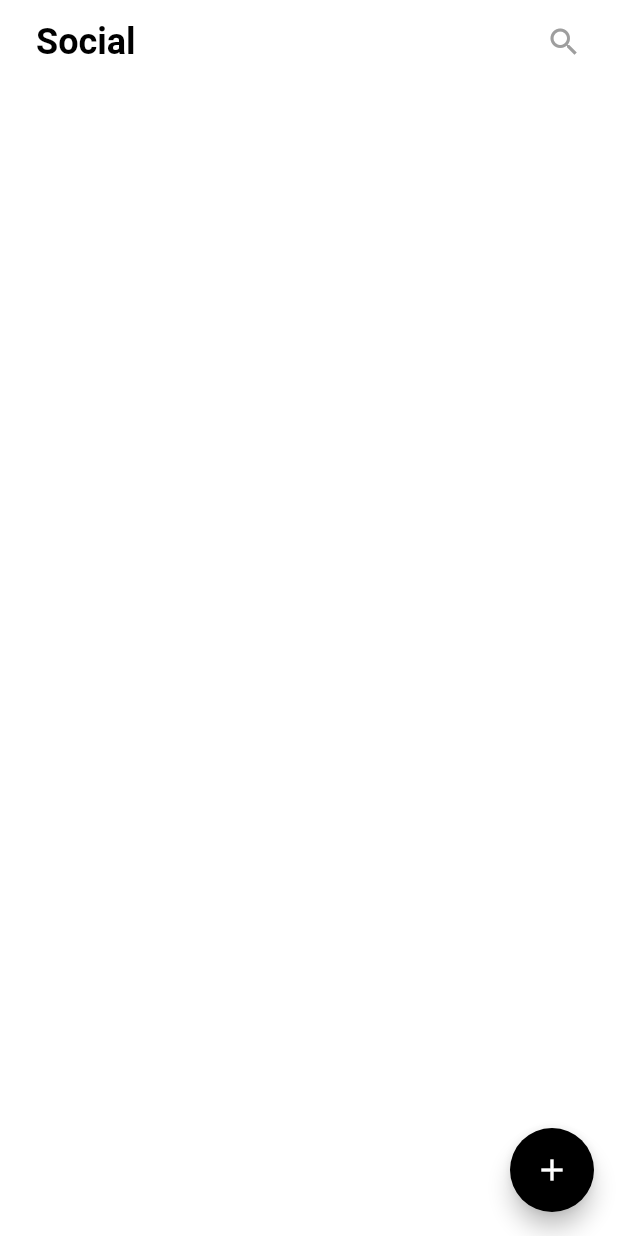
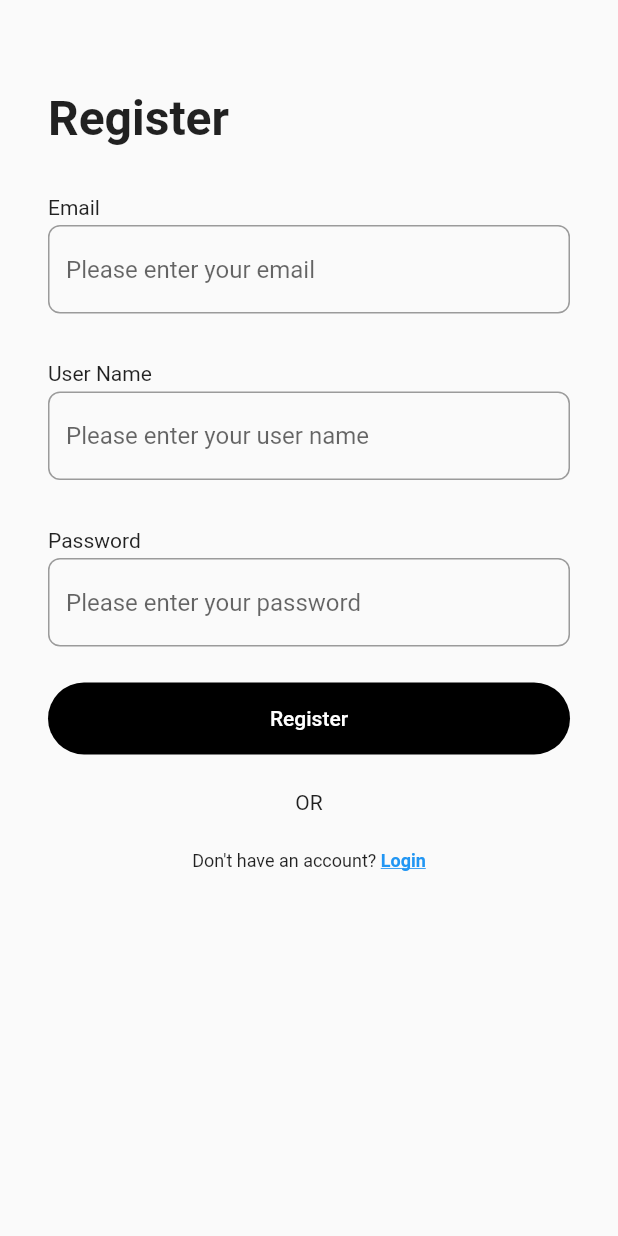
Before and after one commit to PyiTheimKyaw/PADC-Social-Media-App, a Flutter app: the screen it shows after launch, on a phone screen of 412 x 824 dp. Run offline on Flutter 3.47's test engine with Material 2 defaults, Android fonts, the phone set to English and light mode, and no system bars; our stand-ins replace cloud_firestore, firebase_core, firebase_database, firebase_storage, google_fonts, image_picker and 1 more; accounts and stored records are empty; Roboto replaces fonts that are missing (Ubuntu).

Commit message:
implemented login and register page

```diff
--- /dev/null
+++ b/social_media_app/lib/blocs/login_bloc.dart
@@ -0,0 +1,40 @@
+import 'package:flutter/material.dart';
+
+class LoginBloc extends ChangeNotifier {
+  ///State
+  bool isLoading = false;
+  String email = "";
+  String password = "";
+  bool isDisposed = false;
+
+  void onEmailChanged(String email) {
+    this.email = email;
+    _notifySafely();
+  }
+
+  void onPasswordChanged(String password) {
+    this.password = password;
+    _notifySafely();
+  }
+
+  void _notifySafely() {
+    if (!isDisposed) {
+      notifyListeners();
+    }
+  }
+
+  void _showLoading() {
+    isLoading = true;
+    _notifySafely();
+  }
+
+  void _hideLoading() {
+    isLoading = false;
+    _notifySafely();
+  }
+  @override
+  void dispose(){
+    super.dispose();
+    isDisposed=true;
+  }
+}
--- a/social_media_app/lib/main.dart
+++ b/social_media_app/lib/main.dart
@@ -1,7 +1,9 @@
 import 'package:firebase_core/firebase_core.dart';
 import 'package:flutter/material.dart';
 import 'package:google_fonts/google_fonts.dart';
+import 'package:social_media_app/pages/login_page.dart';
 import 'package:social_media_app/pages/news_feed_page.dart';
+import 'package:social_media_app/pages/register_page.dart';
 
 void main() async{
   WidgetsFlutterBinding.ensureInitialized();
@@ -30,7 +32,7 @@ class MyApp extends StatelessWidget {
           // is not restarted.
           primarySwatch: Colors.blue,
           fontFamily: GoogleFonts.ubuntu().fontFamily),
-      home: const NewsFeedPage(),
+      home: const RegisterPage(),
     );
   }
 }
--- /dev/null
+++ b/social_media_app/lib/pages/register_page.dart
@@ -0,0 +1,120 @@
+import 'package:flutter/material.dart';
+import 'package:social_media_app/pages/login_page.dart';
+import 'package:social_media_app/resources/dimens.dart';
+import 'package:social_media_app/resources/strings.dart';
+import 'package:social_media_app/utils/extensions.dart';
+import 'package:social_media_app/viewitems/label_and_text_field_view.dart';
+import 'package:social_media_app/viewitems/primary_button_view.dart';
+
+class RegisterPage extends StatelessWidget {
+  const RegisterPage({Key? key}) : super(key: key);
+
+  @override
+  Widget build(BuildContext context) {
+    return Scaffold(
+      body: SingleChildScrollView(
+        child: Container(
+          padding: const EdgeInsets.only(
+              top: LOGIN_SCREEN_TOP_PADDING,
+              left: MARGIN_XLARGE,
+              right: MARGIN_XLARGE,
+              bottom: MARGIN_LARGE),
+          child: Column(
+            crossAxisAlignment: CrossAxisAlignment.start,
+            children: [
+              const Text(
+                LABEL_REGISTER,
+                style: TextStyle(fontWeight: FontWeight.bold, fontSize: TEXT_BIG),
+              ),
+              const SizedBox(
+                height: MARGIN_XLARGE,
+              ),
+              LabelAndTextFieldView(
+                  onChangeText: (email) {},
+                  hintText: HINT_TEXT_EMAIL,
+                  labelText: LABEL_EMAIL),
+              const SizedBox(
+                height: MARGIN_XLARGE,
+              ),
+              LabelAndTextFieldView(
+                  onChangeText: (userName) {},
+                  hintText: HINT_TEXT_USERNAME,
+                  labelText: LABEL_USERNAME),
+              const SizedBox(
+                height: MARGIN_XLARGE,
+              ),
+              LabelAndTextFieldView(
+                  onChangeText: (email) {},
+                  hintText: HINT_TEXT_PASSWORD,
+                  labelText: LABEL_PASSWORD),
+              const SizedBox(
+                height: MARGIN_LARGE,
+              ),
+              Container(
+                width: double.infinity,
+                decoration: BoxDecoration(
+                    color: Colors.black,
+                    borderRadius: BorderRadius.circular(MARGIN_LARGE)),
+                child: TextButton(
+                  onPressed: () {},
+                  child: const PrimaryButtonView(
+                    labelText: LABEL_REGISTER,
+                  ),
+                ),
+              ),
+              const SizedBox(
+                height: MARGIN_LARGE,
+              ),
+              const ORview(),
+              const SizedBox(
+                height: MARGIN_LARGE,
+              ),
+              const LoginTriggerView(),
+            ],
+          ),
+        ),
+      ),
+    );
+  }
+}
+
+class LoginTriggerView extends StatelessWidget {
+  const LoginTriggerView({
+    Key? key,
+  }) : super(key: key);
+
+  @override
+  Widget build(BuildContext context) {
+    return Row(
+      mainAxisAlignment: MainAxisAlignment.center,
+      children: [
+        const Text(
+          LABEL_DONT_HAVE_ACCOUNT,
+          style: TextStyle(fontSize: TEXT_SMALL),
+        ),
+        GestureDetector(
+          onTap: () => navigateToScreen(context, const LoginPage()),
+          child: const Text(
+            LABEL_LOGIN,
+            style: TextStyle(
+                decoration: TextDecoration.underline,
+                color: Colors.blue,
+                fontSize: TEXT_SMALL,
+                fontWeight: FontWeight.w700),
+          ),
+        )
+      ],
+    );
+  }
+}
+
+class ORview extends StatelessWidget {
+  const ORview({
+    Key? key,
+  }) : super(key: key);
+
+  @override
+  Widget build(BuildContext context) {
+    return Center(child: Text(LABEL_OR));
+  }
+}
--- a/social_media_app/lib/resources/dimens.dart
+++ b/social_media_app/lib/resources/dimens.dart
@@ -26,3 +26,4 @@ const MOVIE_LIST_ITEM_WIDTH = 180.0;
 const SHOWTIME_SECTION_HEIGHT = 180.0;
 const MOVIE_DETAILS_SCREEN_SLIVER_APP_BAR_HEIGHT = 300.0;
 const MOVIE_DETAILS_RATING_TEXT_SIZE = 56.0;
+const LOGIN_SCREEN_TOP_PADDING=60.0;
--- /dev/null
+++ b/social_media_app/lib/resources/strings.dart
@@ -0,0 +1,10 @@
+const String LABEL_LOGIN="Login";
+const String LABEL_EMAIL="Email";
+const String HINT_TEXT_EMAIL="Please enter your email";
+const String HINT_TEXT_USERNAME="Please enter your user name";
+const String LABEL_PASSWORD="Password";
+const String HINT_TEXT_PASSWORD="Please enter your password";
+const String LABEL_OR="OR";
+const String LABEL_DONT_HAVE_ACCOUNT="Don't have an account? ";
+const String LABEL_REGISTER="Register";
+const String LABEL_USERNAME="User Name";
--- /dev/null
+++ b/social_media_app/lib/viewitems/label_and_text_field_view.dart
@@ -0,0 +1,39 @@
+import 'package:flutter/material.dart';
+import 'package:social_media_app/resources/dimens.dart';
+
+class LabelAndTextFieldView extends StatelessWidget {
+  const LabelAndTextFieldView({
+    Key? key,
+    required this.onChangeText,
+    required this.hintText,
+    required this.labelText,
+  }) : super(key: key);
+  final Function(String) onChangeText;
+  final String hintText;
+  final String labelText;
+
+  @override
+  Widget build(BuildContext context) {
+    return Column(
+      crossAxisAlignment: CrossAxisAlignment.start,
+      children: [
+        Text(labelText),
+        const SizedBox(
+          height: MARGIN_SMALL,
+        ),
+        TextField(
+          onChanged: (text) {
+            onChangeText(text);
+          },
+          decoration: InputDecoration(
+            border: OutlineInputBorder(
+              borderRadius: BorderRadius.circular(MARGIN_MEDIUM),
+              borderSide: const BorderSide(width: 1, color: Colors.grey),
+            ),
+            hintText: hintText,
+          ),
+        ),
+      ],
+    );
+  }
+}
--- /dev/null
+++ b/social_media_app/lib/viewitems/primary_button_view.dart
@@ -0,0 +1,17 @@
+import 'package:flutter/material.dart';
+
+class PrimaryButtonView extends StatelessWidget {
+  const PrimaryButtonView({
+    Key? key,
+    required this.labelText,
+  }) : super(key: key);
+  final String labelText;
+
+  @override
+  Widget build(BuildContext context) {
+    return Text(
+      labelText,
+      style: const TextStyle(color: Colors.white),
+    );
+  }
+}
```
Also changed, not shown: social_media_app/lib/blocs/register_bloc.dart (added, +47 -0 lines), social_media_app/lib/pages/login_page.dart (added, +112 -0 lines), social_media_app/lib/utils/extensions.dart (added, +13 -0 lines).
